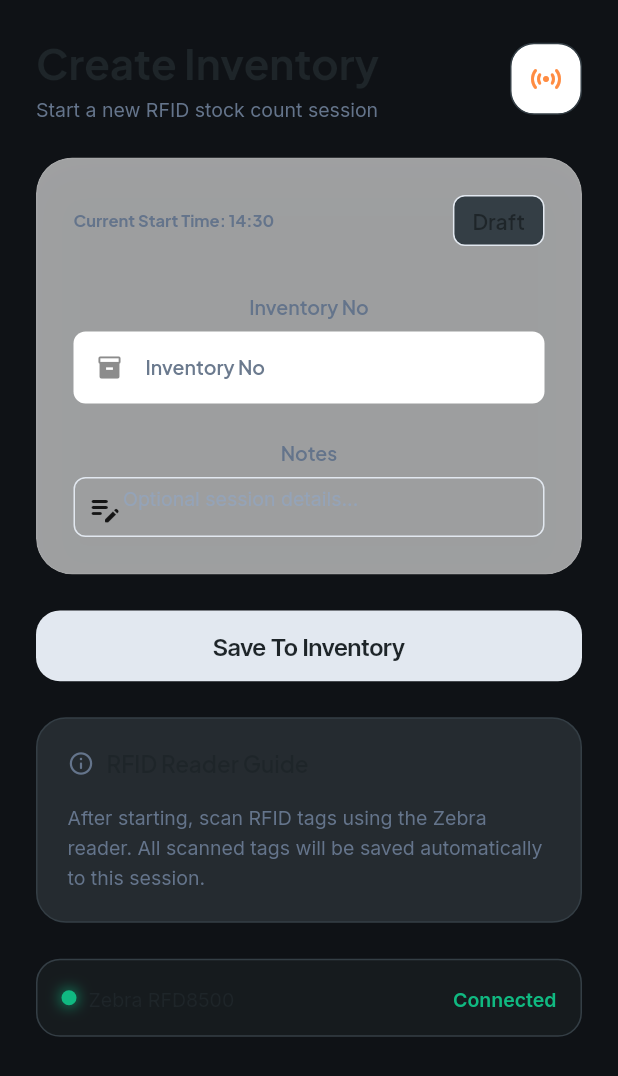
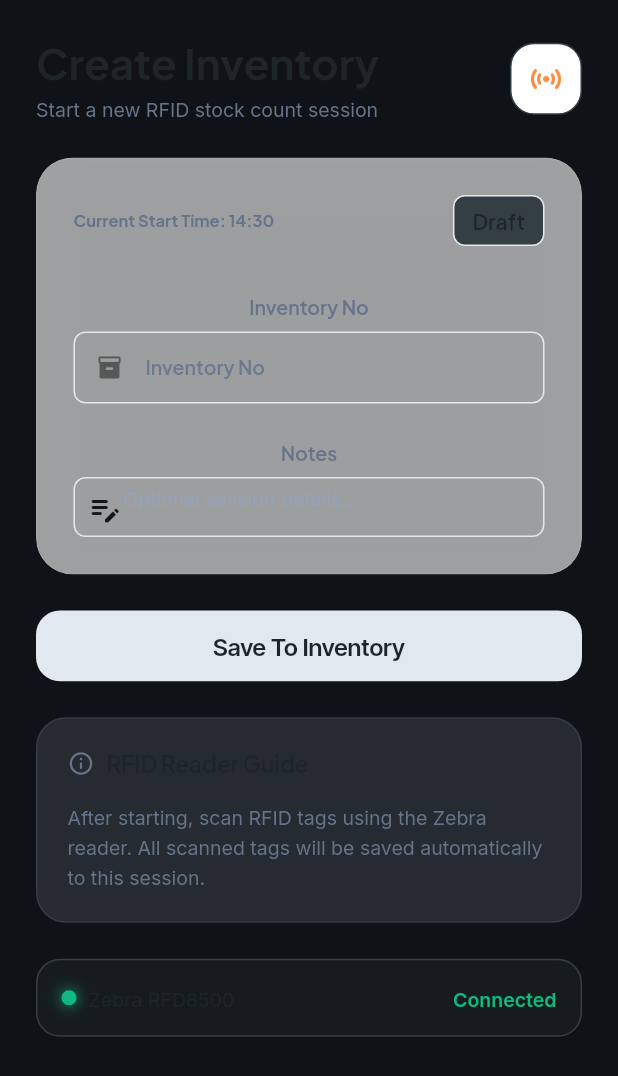
Before and after one commit to AbdelatiTElshafi/rfid, a Flutter app: the CreateInventoryWidget screen opened by its route, on a phone screen of 412 x 824 dp. Shown: the top 1076 px of the screen. Run offline on Flutter 3.47's test engine with Material 3 defaults, Android fonts, the phone set to English and light mode, and no system bars; drawn by our look-alikes of auto_size_text; our stand-ins replace csv, dropdown_button2, easy_debounce, font_awesome_flutter, from_css_color, go_router and 8 more; missing offline and left inert: json_path; accounts and stored records are empty; statements that could not run were skipped.

Commit message:
Updating to latest FlutterFlow output.

```diff
--- a/lib/pages/create_inventory/create_inventory_widget.dart
+++ b/lib/pages/create_inventory/create_inventory_widget.dart
@@ -395,7 +395,9 @@ class _CreateInventoryWidgetState extends State<CreateInventoryWidget> {
                                                 enabledBorder:
                                                     OutlineInputBorder(
                                                   borderSide: BorderSide(
-                                                    color: Color(0x00000000),
+                                                    color: FlutterFlowTheme.of(
+                                                            context)
+                                                        .alternate,
                                                     width: 1.0,
                                                   ),
                                                   borderRadius:
@@ -438,7 +440,7 @@ class _CreateInventoryWidgetState extends State<CreateInventoryWidget> {
                                                 filled: true,
                                                 fillColor:
                                                     FlutterFlowTheme.of(context)
-                                                        .secondaryBackground,
+                                                        .transparent,
                                                 prefixIcon: Icon(
                                                   Icons.inventory_2,
                                                 ),
```
